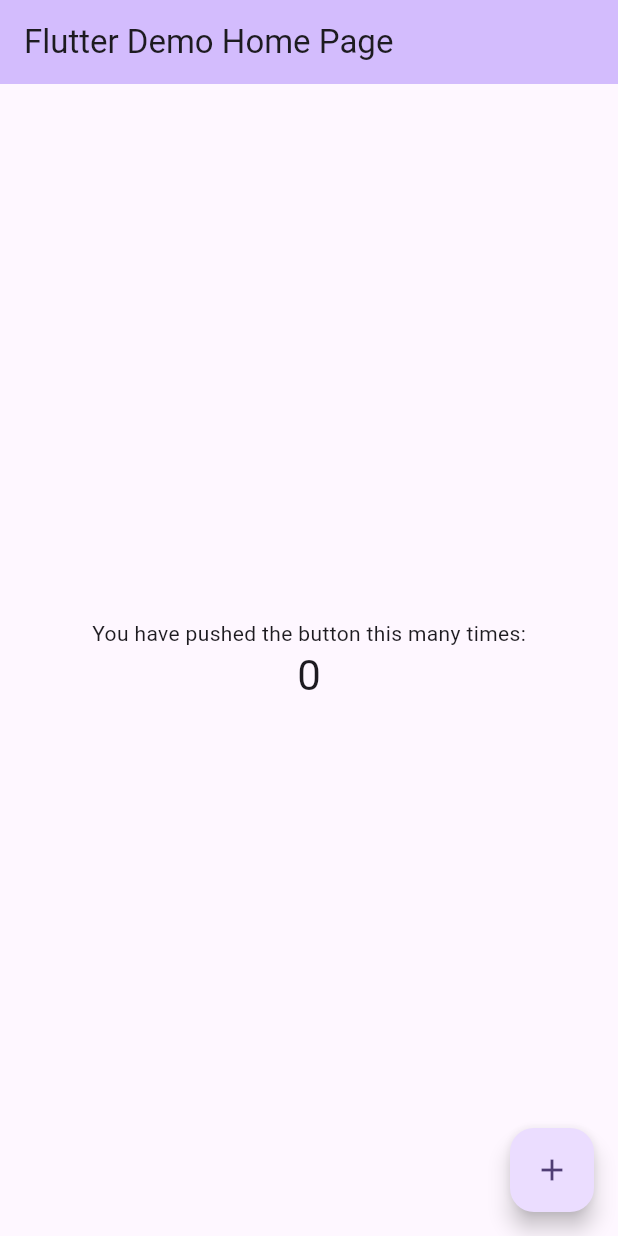
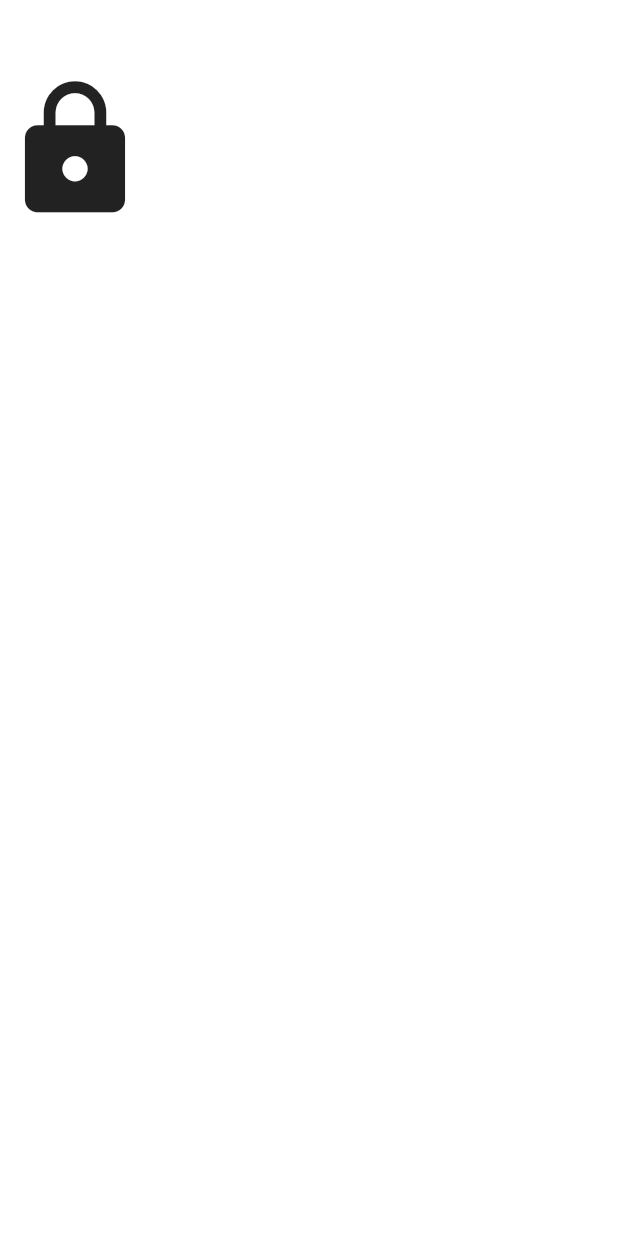
Before and after one commit to ST60002CEM/batch31a-Bhawanashahi, a Flutter app: the screen it shows after launch, on a phone screen of 412 x 824 dp. Run offline on Flutter 3.47's test engine with Material 2 defaults, Android fonts, the light colour scheme and no system bars.

Commit message:
login page

```diff
--- /dev/null
+++ b/lib/app/app.dart
@@ -0,0 +1,17 @@
+
+import 'package:flutter/material.dart';
+import 'package:online_pet_shop/app/routes/app_routes.dart';
+
+class App extends StatelessWidget{
+  const App({super.key});
+
+  @override
+  Widget build(BuildContext context) {
+    return MaterialApp(
+      title:"Online Pet Shop",
+      initialRoute: AppRoute.dashboradRoute,
+      routes: AppRoute.getApplicationRoute(),
+    );
+
+  }
+}
--- /dev/null
+++ b/lib/app/routes/app_routes.dart
@@ -0,0 +1,22 @@
+import 'package:online_pet_shop/view/login_view.dart';
+
+import '../../view/dashboard_view.dart';
+
+
+class AppRoute{
+  AppRoute._();
+
+  static const String dashboradRoute='/';
+  static const String loginRoute='/login';
+
+
+
+  static getApplicationRoute(){
+    return{
+      dashboradRoute: (context) => const DashboardView(),
+      loginRoute: (context) => const LoginPage(),
+
+
+    };
+  }
+}
--- a/lib/main.dart
+++ b/lib/main.dart
@@ -1,4 +1,5 @@
 import 'package:flutter/material.dart';
+import 'package:online_pet_shop/view/login_view.dart';
 
 void main() {
   runApp(const MyApp());
@@ -7,119 +8,11 @@ void main() {
 class MyApp extends StatelessWidget {
   const MyApp({super.key});
 
-  // This widget is the root of your application.
   @override
   Widget build(BuildContext context) {
-    return MaterialApp(
-      title: 'Flutter Demo',
-      theme: ThemeData(
-        // This is the theme of your application.
-        //
-        // TRY THIS: Try running your application with "flutter run". You'll see
-        // the application has a blue toolbar. Then, without quitting the app,
-        // try changing the seedColor in the colorScheme below to Colors.green
-        // and then invoke "hot reload" (save your changes or press the "hot
-        // reload" button in a Flutter-supported IDE, or press "r" if you used
-        // the command line to start the app).
-        //
-        // Notice that the counter didn't reset back to zero; the application
-        // state is not lost during the reload. To reset the state, use hot
-        // restart instead.
-        //
-        // This works for code too, not just values: Most code changes can be
-        // tested with just a hot reload.
-        colorScheme: ColorScheme.fromSeed(seedColor: Colors.deepPurple),
-        useMaterial3: true,
-      ),
-      home: const MyHomePage(title: 'Flutter Demo Home Page'),
+    return const MaterialApp(
+      debugShowCheckedModeBanner: false,
+      home: LoginPage(),
     );
   }
 }
-
-class MyHomePage extends StatefulWidget {
-  const MyHomePage({super.key, required this.title});
-
-  // This widget is the home page of your application. It is stateful, meaning
-  // that it has a State object (defined below) that contains fields that affect
-  // how it looks.
-
-  // This class is the configuration for the state. It holds the values (in this
-  // case the title) provided by the parent (in this case the App widget) and
-  // used by the build method of the State. Fields in a Widget subclass are
-  // always marked "final".
-
-  final String title;
-
-  @override
-  State<MyHomePage> createState() => _MyHomePageState();
-}
-
-class _MyHomePageState extends State<MyHomePage> {
-  int _counter = 0;
-
-  void _incrementCounter() {
-    setState(() {
-      // This call to setState tells the Flutter framework that something has
-      // changed in this State, which causes it to rerun the build method below
-      // so that the display can reflect the updated values. If we changed
-      // _counter without calling setState(), then the build method would not be
-      // called again, and so nothing would appear to happen.
-      _counter++;
-    });
-  }
-
-  @override
-  Widget build(BuildContext context) {
-    // This method is rerun every time setState is called, for instance as done
-    // by the _incrementCounter method above.
-    //
-    // The Flutter framework has been optimized to make rerunning build methods
-    // fast, so that you can just rebuild anything that needs updating rather
-    // than having to individually change instances of widgets.
-    return Scaffold(
-      appBar: AppBar(
-        // TRY THIS: Try changing the color here to a specific color (to
-        // Colors.amber, perhaps?) and trigger a hot reload to see the AppBar
-        // change color while the other colors stay the same.
-        backgroundColor: Theme.of(context).colorScheme.inversePrimary,
-        // Here we take the value from the MyHomePage object that was created by
-        // the App.build method, and use it to set our appbar title.
-        title: Text(widget.title),
-      ),
-      body: Center(
-        // Center is a layout widget. It takes a single child and positions it
-        // in the middle of the parent.
-        child: Column(
-          // Column is also a layout widget. It takes a list of children and
-          // arranges them vertically. By default, it sizes itself to fit its
-          // children horizontally, and tries to be as tall as its parent.
-          //
-          // Column has various properties to control how it sizes itself and
-          // how it positions its children. Here we use mainAxisAlignment to
-          // center the children vertically; the main axis here is the vertical
-          // axis because Columns are vertical (the cross axis would be
-          // horizontal).
-          //
-          // TRY THIS: Invoke "debug painting" (choose the "Toggle Debug Paint"
-          // action in the IDE, or press "p" in the console), to see the
-          // wireframe for each widget.
-          mainAxisAlignment: MainAxisAlignment.center,
-          children: <Widget>[
-            const Text(
-              'You have pushed the button this many times:',
-            ),
-            Text(
-              '$_counter',
-              style: Theme.of(context).textTheme.headlineMedium,
-            ),
-          ],
-        ),
-      ),
-      floatingActionButton: FloatingActionButton(
-        onPressed: _incrementCounter,
-        tooltip: 'Increment',
-        child: const Icon(Icons.add),
-      ), // This trailing comma makes auto-formatting nicer for build methods.
-    );
-  }
-}
--- /dev/null
+++ b/lib/view/login_view.dart
@@ -0,0 +1,29 @@
+import 'package:flutter/material.dart';
+
+class LoginPage extends StatelessWidget {
+  const LoginPage({super.key});
+
+  @override
+  Widget build(BuildContext context) {
+    return Scaffold(
+      backgroundColor: Colors.white,
+      body: Column(
+        children: [
+          const SizedBox(height: 50),
+          //logo
+          Icon(
+              Icons.lock,
+            size: 100,
+          )
+          //username textfield
+          //password textfield
+          //forgetpassword
+          //signin button
+          //register
+
+        ],
+      ),
+
+    );
+  }
+}
--- a/pubspec.yaml
+++ b/pubspec.yaml
@@ -59,9 +59,9 @@ flutter:
   uses-material-design: true
 
   # To add assets to your application, add an assets section, like this:
-  # assets:
-  #   - images/a_dot_burr.jpeg
-  #   - images/a_dot_ham.jpeg
+   assets:
+     - assets/image
+     - assets/image
 
   # An image asset can refer to one or more resolution-specific "variants", see
   # https://flutter.dev/assets-and-images/#resolution-aware
```
Also changed, not shown: lib/snackbar/snackbar.dart (added, +16 -0 lines), lib/view/dashboard_view.dart (added, +10 -0 lines), assets/image/logo.png (added), pubspec.lock, 1 other file.
